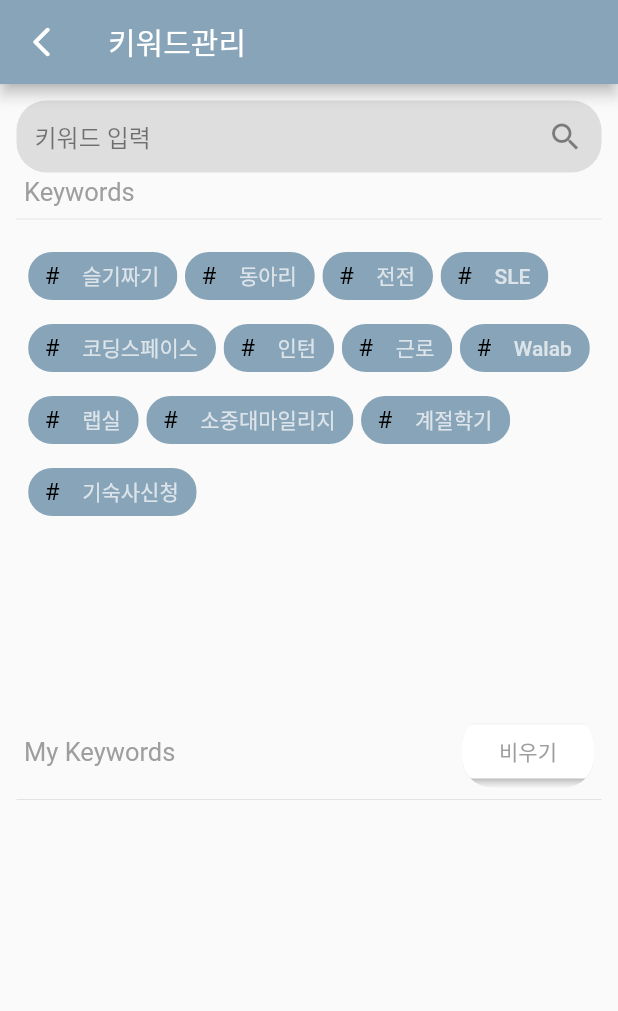
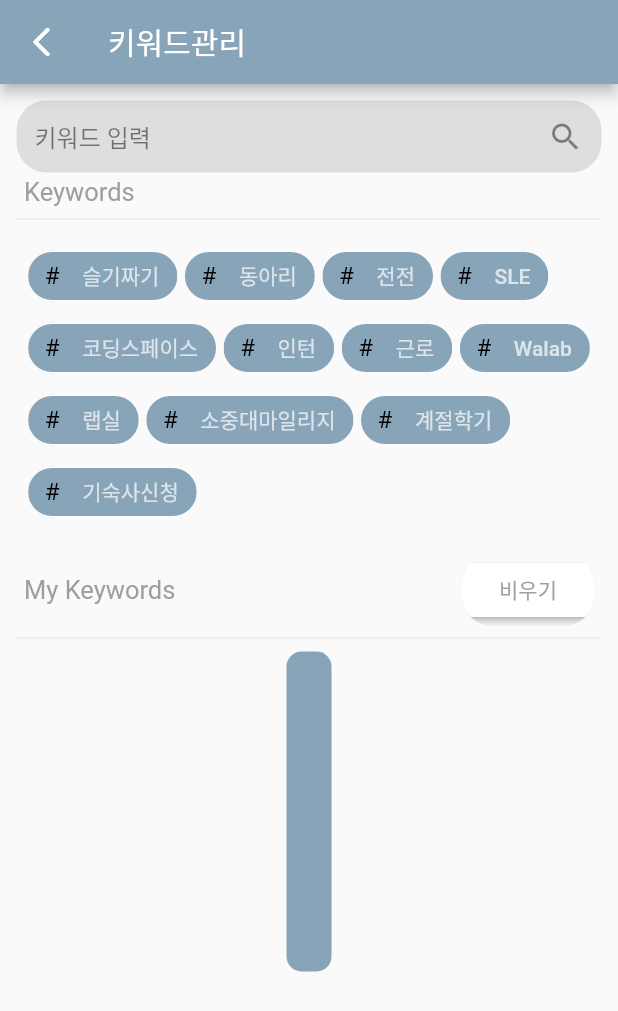
Before and after one commit to zixxin/Semicolon, a Flutter app: the KeyWord screen opened by its route, on a phone screen of 412 x 824 dp. Shown: the top 1011 px of the screen. Run offline on Flutter 3.47's test engine with Material 2 defaults, Android fonts, the phone set to English and light mode, and no system bars; our stand-ins replace firebase_auth, firebase_core, flutter_screenutil, flutter_signin_button, flutter_slidable, get and 2 more; accounts and stored records are empty; Roboto replaces fonts that are missing (main).

Commit message:
const 추가 수정

```diff
--- a/ohyeahthat/lib/pages/keywordpage.dart
+++ b/ohyeahthat/lib/pages/keywordpage.dart
@@ -35,24 +35,22 @@ class _KeyWordState extends State<KeyWord> {
         body: Padding(
           padding: const EdgeInsets.all(8.0),
           child: Container(
-            margin: EdgeInsets.all(3.0),
+            margin: const EdgeInsets.all(3.0),
             child: Column(
               children: [
-                SearchBar(),
+                searchBar(),
                 Padding(
-                  padding: const EdgeInsets.only(left : 5.0),
-                  child: Row(
-                    children: [
+                  padding: const EdgeInsets.only(left: 5.0),
+                  child: Row(children: const [
                     Text('Keywords',
-                      style : TextStyle(
+                        style: TextStyle(
                           fontFamily: 'main',
-                        color : Colors.grey,
+                          color: Colors.grey,
                           fontSize: 17,
                         )),
-                    ]
+                  ]),
                 ),
-                ),
-                Divider(
+                const Divider(
                   thickness: 0.5,
                 ),
                 Expanded(
@@ -66,14 +64,14 @@ class _KeyWordState extends State<KeyWord> {
                       // ),
                       borderRadius: BorderRadius.circular(10),
                     ),
-                    margin: EdgeInsets.all(1.0),
-                    padding: EdgeInsets.all(5.0),
+                    margin: const EdgeInsets.all(1.0),
+                    padding: const EdgeInsets.all(5.0),
                     child: SingleChildScrollView(
                       child: Wrap(
                         spacing: 5,
                         children: concerns.asMap().entries.map((entry) {
                           int idx = entry.key;
-                          return BuildChip(
+                          return buildChip(
                             index: idx,
                             label: entry.value['label'].toString(),
                           );
@@ -82,11 +80,12 @@ class _KeyWordState extends State<KeyWord> {
                     ),
                   ),
                 ),
-                MyKeyword(),
-                Divider(
+                myKeyword(),
+                const Divider(
                   thickness: 0.5,
                 ),
-                if (inputs.length > 0)
+                //if (inputs.length > 0)
+                if (inputs.isEmpty)
                   Expanded(
                     child: Container(
                       decoration: BoxDecoration(
@@ -98,14 +97,14 @@ class _KeyWordState extends State<KeyWord> {
                         //  ),
                         borderRadius: BorderRadius.circular(10),
                       ),
-                      margin: EdgeInsets.all(1.0),
-                      padding: EdgeInsets.all(15.0),
+                      margin: const EdgeInsets.all(1.0),
+                      padding: const EdgeInsets.all(15.0),
                       child: SingleChildScrollView(
                         child: Wrap(
                           spacing: 5,
                           children: inputs.asMap().entries.map((entry) {
                             int idx = entry.key;
-                            return BuildSelectedChip(
+                            return buildSelectedChip(
                               index: idx,
                               label: entry.value,
                             );
@@ -120,26 +119,20 @@ class _KeyWordState extends State<KeyWord> {
         ));
   }
 
-  Widget BuildChip({required int index, required String label}) {
+  Widget buildChip({required int index, required String label}) {
     return InputChip(
       label: Text(
         label,
-        style: TextStyle(
-          color: Colors.white70,
-          fontFamily: 'main'
-        ),
+        style: const TextStyle(color: Colors.white70, fontFamily: 'main'),
       ),
       avatar: CircleAvatar(
-          child: Text('#',
-            style : TextStyle(
-              fontFamily: 'main',
-              color : Colors.black),
+          child: const Text(
+            '#',
+            style: TextStyle(fontFamily: 'main', color: Colors.black),
           ),
           // Text(label[0].toUpperCase()),
           backgroundColor: primary),
       backgroundColor: primary,
-
-
       selected: inputs.contains(label),
       onSelected: (bool selected) {
         setState(() {
@@ -155,21 +148,17 @@ class _KeyWordState extends State<KeyWord> {
     );
   }
 
-  Widget BuildSelectedChip({
+  Widget buildSelectedChip({
     required int index,
     required String label,
   }) {
     return Chip(
       label: Text(
         label,
-        style: TextStyle(
-          color: Colors.black54,
-          fontFamily: 'main'
+        style: const TextStyle(color: Colors.black54, fontFamily: 'main'),
       ),
-      ),
-      avatar: CircleAvatar(
-          child: Text('#'),
-           backgroundColor: Colors.white),
+      avatar:
+          const CircleAvatar(child: Text('#'), backgroundColor: Colors.white),
       deleteIconColor: Colors.black54,
       backgroundColor: Colors.white10,
       onDeleted: () {
@@ -182,32 +171,29 @@ class _KeyWordState extends State<KeyWord> {
     );
   }
 
-  Widget MyKeyword() {
+  Widget myKeyword() {
     return Container(
-      margin: EdgeInsets.only(left: 5,right :5),
+      margin: const EdgeInsets.only(left: 5, right: 5),
       child: Row(mainAxisAlignment: MainAxisAlignment.spaceBetween, children: [
-        Text("My Keywords",
+        const Text("My Keywords",
             style: TextStyle(
               fontSize: 17,
               // fontWeight: FontWeight.bold
               fontFamily: 'main',
-              color : Colors.grey,
+              color: Colors.grey,
             )),
         ClipRRect(
-          borderRadius: BorderRadius.all(Radius.circular(20)),
+          borderRadius: const BorderRadius.all(Radius.circular(20)),
           // ignore: deprecated_member_use
           child: RaisedButton(
             onPressed: () {
-              return
-              setState(() {
+              return setState(() {
                 inputs.clear();
               });
             },
-            child: Text("비우기",
-              style : TextStyle(
-                color: Colors.grey,
-                fontFamily: 'main'
-              ),
+            child: const Text(
+              "비우기",
+              style: TextStyle(color: Colors.grey, fontFamily: 'main'),
             ),
             color: Colors.white,
           ),
@@ -216,14 +202,13 @@ class _KeyWordState extends State<KeyWord> {
     );
   }
 
-  Widget Header() {
-    return Container(
-        child: Flexible(
+  Widget header() {
+    return Flexible(
       child: Row(
         mainAxisAlignment: MainAxisAlignment.spaceBetween,
         mainAxisSize: MainAxisSize.min,
         children: [
-          Flexible(
+          const Flexible(
             child: TextField(
               decoration: InputDecoration(
                   border: OutlineInputBorder(), labelText: '키워드 검색'),
@@ -232,41 +217,38 @@ class _KeyWordState extends State<KeyWord> {
           Flexible(
             child: IconButton(
               onPressed: () {},
-              icon: Icon(Icons.search),
+              icon: const Icon(Icons.search),
             ),
           )
         ],
       ),
-    ));
+    );
   }
 }
 
-
-
-Widget SearchBar(){
+Widget searchBar() {
   return Flexible(
     child: Padding(
-        padding: const EdgeInsets.only(bottom : 3),
+      padding: const EdgeInsets.only(bottom: 3),
       child: TextFormField(
           // textAlign: TextAlign.center,
-          decoration : InputDecoration(
-            fillColor : Colors.grey.withOpacity(0.3),
+          decoration: InputDecoration(
+        fillColor: Colors.grey.withOpacity(0.3),
         hintText: '키워드 입력',
         hintStyle: TextStyle(
           fontFamily: 'main',
-              color : Colors.black.withOpacity(0.5),
+          color: Colors.black.withOpacity(0.5),
         ),
         // contentPadding: EdgeInsets.only(left: 20),
-            suffixIcon : Icon(Icons.search),
-            filled : true,
+        suffixIcon: const Icon(Icons.search),
+        filled: true,
         enabledBorder: UnderlineInputBorder(
-              borderSide: BorderSide(color : Colors.transparent),
+            borderSide: const BorderSide(color: Colors.transparent),
             borderRadius: BorderRadius.circular(20)),
         focusedBorder: UnderlineInputBorder(
-              borderSide: BorderSide(color : Colors.transparent),
+            borderSide: const BorderSide(color: Colors.transparent),
             borderRadius: BorderRadius.circular(20)),
-            )
-          ),
+      )),
     ),
   );
 }
```
Also changed, not shown: ohyeahthat/lib/app.dart (+6 -7 lines), ohyeahthat/lib/screen/all_noti.dart (+5 -5 lines), ohyeahthat/lib/screen/details.dart (+7 -12 lines), ohyeahthat/lib/screen/pinned.dart (+7 -6 lines), ohyeahthat/lib/widget/slidable_pinned.dart (+4 -4 lines). Lines whose indentation alone changed are shown as unchanged.
